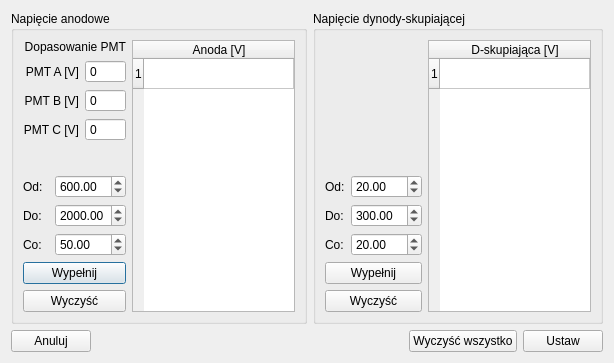
This is UI/RecordTDK/voltagetabledialog.ui in ziemastz/SL as Qt 5 draws it before an edit. The edited form follows.
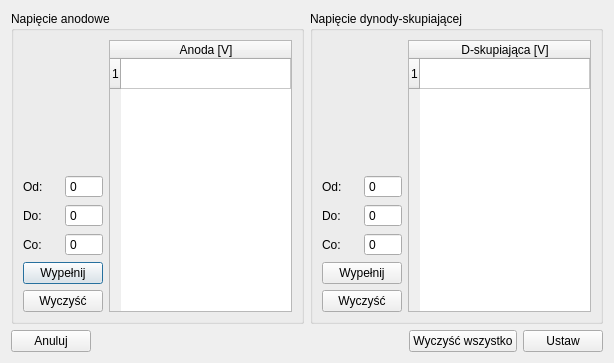
This is the edited form.

```diff
--- a/UI/RecordTDK/voltagetabledialog.ui
+++ b/UI/RecordTDK/voltagetabledialog.ui
@@ -29,19 +29,6 @@
           </property>
          </widget>
         </item>
-        <item row="1" column="1">
-         <widget class="QDoubleSpinBox" name="toAnode_doubleSpinBox">
-          <property name="maximum">
-           <double>3000.000000000000000</double>
-          </property>
-          <property name="singleStep">
-           <double>50.000000000000000</double>
-          </property>
-          <property name="value">
-           <double>2000.000000000000000</double>
-          </property>
-         </widget>
-        </item>
         <item row="3" column="0" colspan="2">
          <widget class="QPushButton" name="fillAnode_pushButton">
           <property name="text">
@@ -63,29 +50,6 @@
           </property>
          </widget>
         </item>
-        <item row="2" column="1">
-         <widget class="QDoubleSpinBox" name="stepAnode_doubleSpinBox">
-          <property name="maximum">
-           <double>3000.000000000000000</double>
-          </property>
-          <property name="value">
-           <double>50.000000000000000</double>
-          </property>
-         </widget>
-        </item>
-        <item row="0" column="1">
-         <widget class="QDoubleSpinBox" name="fromAnode_doubleSpinBox">
-          <property name="maximum">
-           <double>3000.000000000000000</double>
-          </property>
-          <property name="singleStep">
-           <double>50.000000000000000</double>
-          </property>
-          <property name="value">
-           <double>600.000000000000000</double>
-          </property>
-         </widget>
-        </item>
         <item row="4" column="0" colspan="2">
          <widget class="QPushButton" name="clearAnode_pushButton">
           <property name="text">
@@ -93,6 +57,45 @@
           </property>
          </widget>
         </item>
+        <item row="2" column="1">
+         <widget class="QSpinBox" name="stepAnode_spinBox">
+          <property name="buttonSymbols">
+           <enum>QAbstractSpinBox::NoButtons</enum>
+          </property>
+          <property name="maximum">
+           <number>3000</number>
+          </property>
+          <property name="singleStep">
+           <number>50</number>
+          </property>
+         </widget>
+        </item>
+        <item row="1" column="1">
+         <widget class="QSpinBox" name="toAnode_spinBox">
+          <property name="buttonSymbols">
+           <enum>QAbstractSpinBox::NoButtons</enum>
+          </property>
+          <property name="maximum">
+           <number>3000</number>
+          </property>
+          <property name="singleStep">
+           <number>50</number>
+          </property>
+         </widget>
+        </item>
+        <item row="0" column="1">
+         <widget class="QSpinBox" name="fromAnode_spinBox">
+          <property name="buttonSymbols">
+           <enum>QAbstractSpinBox::NoButtons</enum>
+          </property>
+          <property name="maximum">
+           <number>3000</number>
+          </property>
+          <property name="singleStep">
+           <number>50</number>
+          </property>
+         </widget>
+        </item>
        </layout>
       </item>
       <item row="0" column="1" rowspan="3">
@@ -112,89 +115,6 @@
         </column>
        </widget>
       </item>
-      <item row="0" column="0">
-       <layout class="QGridLayout" name="gridLayout">
-        <item row="0" column="0" colspan="2">
-         <widget class="QLabel" name="label_7">
-          <property name="text">
-           <string>Dopasowanie PMT</string>
-          </property>
-          <property name="alignment">
-           <set>Qt::AlignBottom|Qt::AlignRight|Qt::AlignTrailing</set>
-          </property>
-         </widget>
-        </item>
-        <item row="1" column="0">
-         <widget class="QLabel" name="label_6">
-          <property name="text">
-           <string>PMT A [V]</string>
-          </property>
-          <property name="alignment">
-           <set>Qt::AlignRight|Qt::AlignTrailing|Qt::AlignVCenter</set>
-          </property>
-         </widget>
-        </item>
-        <item row="1" column="1">
-         <widget class="QSpinBox" name="voltageShiftA_spinBox">
-          <property name="buttonSymbols">
-           <enum>QAbstractSpinBox::NoButtons</enum>
-          </property>
-          <property name="maximum">
-           <number>8000</number>
-          </property>
-          <property name="singleStep">
-           <number>60</number>
-          </property>
-         </widget>
-        </item>
-        <item row="2" column="0">
-         <widget class="QLabel" name="label_8">
-          <property name="text">
-           <string>PMT B [V]</string>
-          </property>
-          <property name="alignment">
-           <set>Qt::AlignRight|Qt::AlignTrailing|Qt::AlignVCenter</set>
-          </property>
-         </widget>
-        </item>
-        <item row="2" column="1">
-         <widget class="QSpinBox" name="voltageShiftB_spinBox">
-          <property name="buttonSymbols">
-           <enum>QAbstractSpinBox::NoButtons</enum>
-          </property>
-          <property name="maximum">
-           <number>8000</number>
-          </property>
-          <property name="singleStep">
-           <number>60</number>
-          </property>
-         </widget>
-        </item>
-        <item row="3" column="0">
-         <widget class="QLabel" name="label_9">
-          <property name="text">
-           <string>PMT C [V]</string>
-          </property>
-          <property name="alignment">
-           <set>Qt::AlignRight|Qt::AlignTrailing|Qt::AlignVCenter</set>
-          </property>
-         </widget>
-        </item>
-        <item row="3" column="1">
-         <widget class="QSpinBox" name="voltageShiftC_spinBox">
-          <property name="buttonSymbols">
-           <enum>QAbstractSpinBox::NoButtons</enum>
-          </property>
-          <property name="maximum">
-           <number>8000</number>
-          </property>
-          <property name="singleStep">
-           <number>60</number>
-          </property>
-         </widget>
-        </item>
-       </layout>
-      </item>
       <item row="1" column="0">
        <spacer name="verticalSpacer_2">
         <property name="orientation">
@@ -236,32 +156,6 @@
       </item>
       <item row="1" column="0">
        <layout class="QGridLayout" name="gridLayout_6">
-        <item row="2" column="1">
-         <widget class="QDoubleSpinBox" name="stepFocusing_doubleSpinBox">
-          <property name="maximum">
-           <double>1000.000000000000000</double>
-          </property>
-          <property name="singleStep">
-           <double>5.000000000000000</double>
-          </property>
-          <property name="value">
-           <double>20.000000000000000</double>
-          </property>
-         </widget>
-        </item>
-        <item row="1" column="1">
-         <widget class="QDoubleSpinBox" name="toFocusing_doubleSpinBox">
-          <property name="maximum">
-           <double>1000.000000000000000</double>
-          </property>
-          <property name="singleStep">
-           <double>25.000000000000000</double>
-          </property>
-          <property name="value">
-           <double>300.000000000000000</double>
-          </property>
-         </widget>
-        </item>
         <item row="1" column="0">
          <widget class="QLabel" name="label_5">
           <property name="text">
@@ -276,19 +170,6 @@
           </property>
          </widget>
         </item>
-        <item row="0" column="1">
-         <widget class="QDoubleSpinBox" name="fromFocusing_doubleSpinBox">
-          <property name="maximum">
-           <double>1000.000000000000000</double>
-          </property>
-          <property name="singleStep">
-           <double>25.000000000000000</double>
-          </property>
-          <property name="value">
-           <double>20.000000000000000</double>
-          </property>
-         </widget>
-        </item>
         <item row="2" column="0">
          <widget class="QLabel" name="label_14">
           <property name="text">
@@ -310,6 +191,45 @@
           </property>
          </widget>
         </item>
+        <item row="0" column="1">
+         <widget class="QSpinBox" name="fromFocusing_spinBox">
+          <property name="buttonSymbols">
+           <enum>QAbstractSpinBox::NoButtons</enum>
+          </property>
+          <property name="maximum">
+           <number>3000</number>
+          </property>
+          <property name="singleStep">
+           <number>50</number>
+          </property>
+         </widget>
+        </item>
+        <item row="1" column="1">
+         <widget class="QSpinBox" name="toFocusing_spinBox">
+          <property name="buttonSymbols">
+           <enum>QAbstractSpinBox::NoButtons</enum>
+          </property>
+          <property name="maximum">
+           <number>3000</number>
+          </property>
+          <property name="singleStep">
+           <number>50</number>
+          </property>
+         </widget>
+        </item>
+        <item row="2" column="1">
+         <widget class="QSpinBox" name="stepFocusing_spinBox">
+          <property name="buttonSymbols">
+           <enum>QAbstractSpinBox::NoButtons</enum>
+          </property>
+          <property name="maximum">
+           <number>3000</number>
+          </property>
+          <property name="singleStep">
+           <number>50</number>
+          </property>
+         </widget>
+        </item>
        </layout>
       </item>
       <item row="0" column="0">
```
